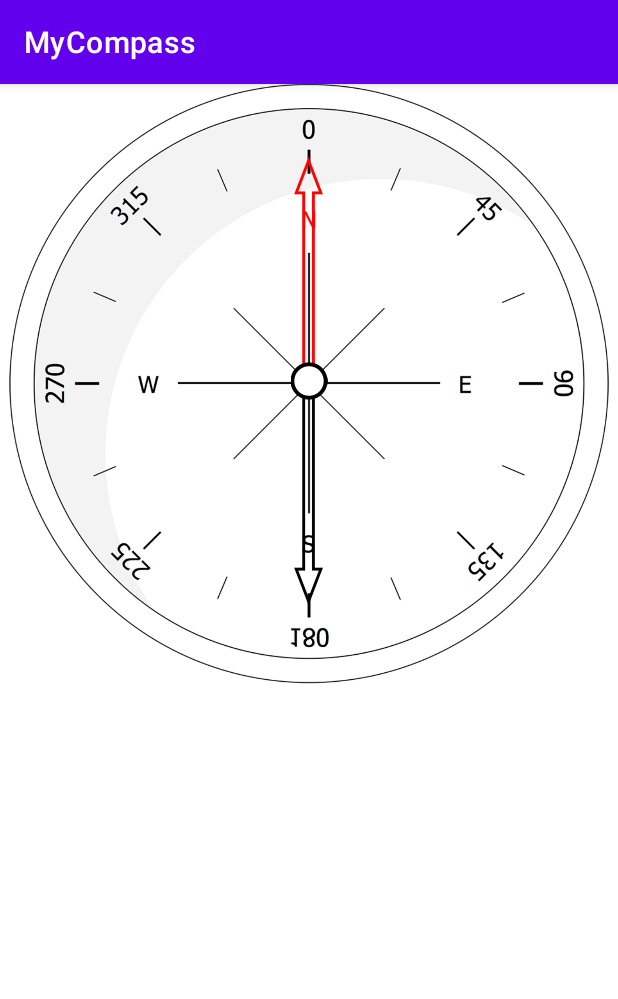
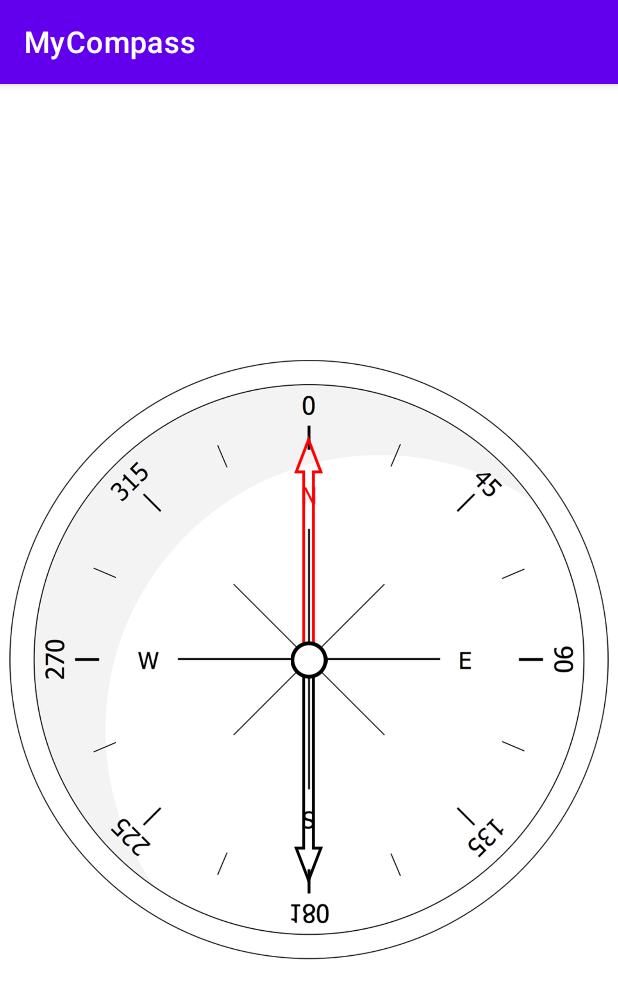
Before and after one commit to dongkey1198/Android_Compass_App, an Android app: the screen it shows after launch (MainActivity), on a phone screen of 412 x 824 dp. Shown: the top 999 px of the screen. Run offline under Robolectric (Android 15) with nearby library versions, the phone set to English and light mode, and no system bars; 1 statement that could not run was skipped.

Commit message:
Edit layout

```diff
--- a/app/src/main/java/com/example/mycompass/MainActivity.java
+++ b/app/src/main/java/com/example/mycompass/MainActivity.java
@@ -2,6 +2,7 @@ package com.example.mycompass;
 
 import androidx.appcompat.app.AppCompatActivity;
 
+import android.Manifest;
 import android.hardware.Sensor;
 import android.hardware.SensorEvent;
 import android.hardware.SensorEventListener;
@@ -16,7 +17,7 @@ import android.widget.TextView;
 public class MainActivity extends AppCompatActivity implements SensorEventListener {
 
     private ImageView compass_spit;
-    private TextView textView;
+    private TextView orientation, location;
 
     private float[] mGravity = new float[3];
     private float[] mGeomagnetic = new float[3];
@@ -27,19 +28,19 @@ public class MainActivity extends AppCompatActivity implements SensorEventListen
     private Sensor accSensor;
     private Sensor megSensor;
 
-
-
     @Override
     protected void onCreate(Bundle savedInstanceState) {
         super.onCreate(savedInstanceState);
         setContentView(R.layout.activity_main);
 
         compass_spit = (ImageView)findViewById(R.id.compass_spit);
-        textView = (TextView)findViewById(R.id.orientation);
+        orientation = (TextView)findViewById(R.id.orientation);
+        location = (TextView)findViewById(R.id.location);
+
         mSensorManager = (SensorManager)getSystemService(SENSOR_SERVICE);
-
         accSensor = mSensorManager.getDefaultSensor(Sensor.TYPE_ACCELEROMETER);
         megSensor = mSensorManager.getDefaultSensor(Sensor.TYPE_MAGNETIC_FIELD);
+
 
     }
 
@@ -48,7 +49,6 @@ public class MainActivity extends AppCompatActivity implements SensorEventListen
         super.onResume();
         mSensorManager.registerListener(this, accSensor, SensorManager.SENSOR_DELAY_UI);
         mSensorManager.registerListener(this, megSensor, SensorManager.SENSOR_DELAY_UI);
-
     }
 
     @Override
@@ -96,7 +96,7 @@ public class MainActivity extends AppCompatActivity implements SensorEventListen
 
 
         compass_spit.startAnimation(animation);
-        textView.setText((360 - (int)azimuth) + "°");
+        orientation.setText((360 - (int)azimuth) + "°");
 
     }
 
--- a/app/src/main/res/layout/activity_main.xml
+++ b/app/src/main/res/layout/activity_main.xml
@@ -11,6 +11,7 @@
         android:layout_width="400dp"
         android:layout_height="400dp"
         android:layout_centerHorizontal="true"
+        android:layout_centerVertical="true"
         app:srcCompat="@drawable/body" />
 
     <ImageView
@@ -18,6 +19,7 @@
         android:layout_width="40dp"
         android:layout_height="300dp"
         android:layout_centerHorizontal="true"
+        android:layout_centerVertical="true"
         android:layout_margin="48dp"
         app:srcCompat="@drawable/spit" />
 
@@ -33,17 +35,7 @@
         android:layout_marginTop="20dp"
         android:textAppearance="@style/TextAppearance.AppCompat.Large" />
 
-    <TextView
-        android:id="@+id/location"
-        android:layout_width="wrap_content"
-        android:layout_height="wrap_content"
-        android:layout_below="@+id/orientation"
-        android:layout_centerHorizontal="true"
-        android:gravity="center"
-        android:text="TextView"
-        android:textColor="@color/white"
-        android:layout_marginTop="20dp"
-        android:textAppearance="@style/TextAppearance.AppCompat.Large" />
+
 
 
 </RelativeLayout>
```
Also changed, not shown: app/src/main/java/com/example/mycompass/Compass.java (deleted, +0 -56 lines).
